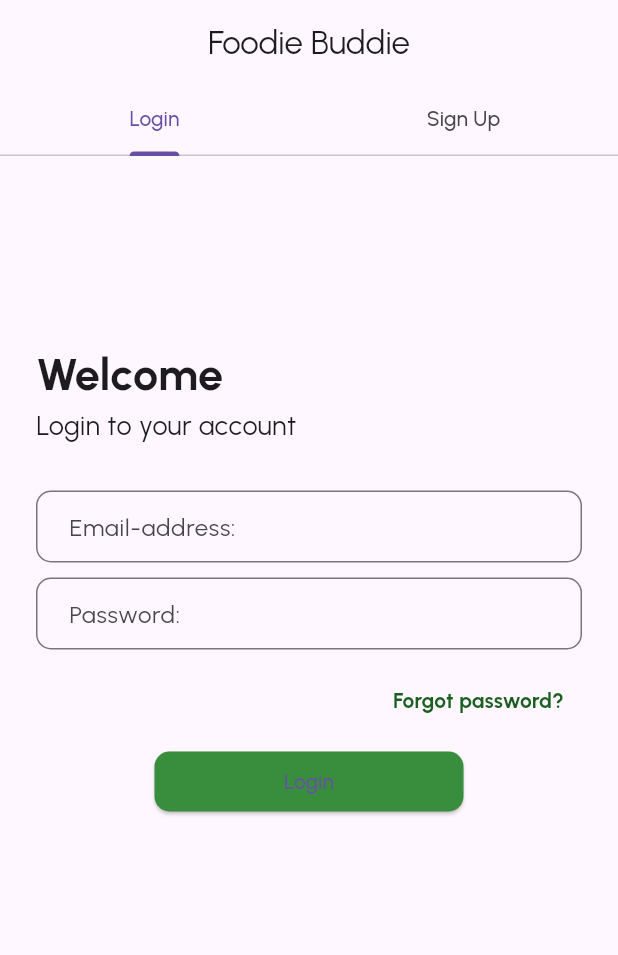
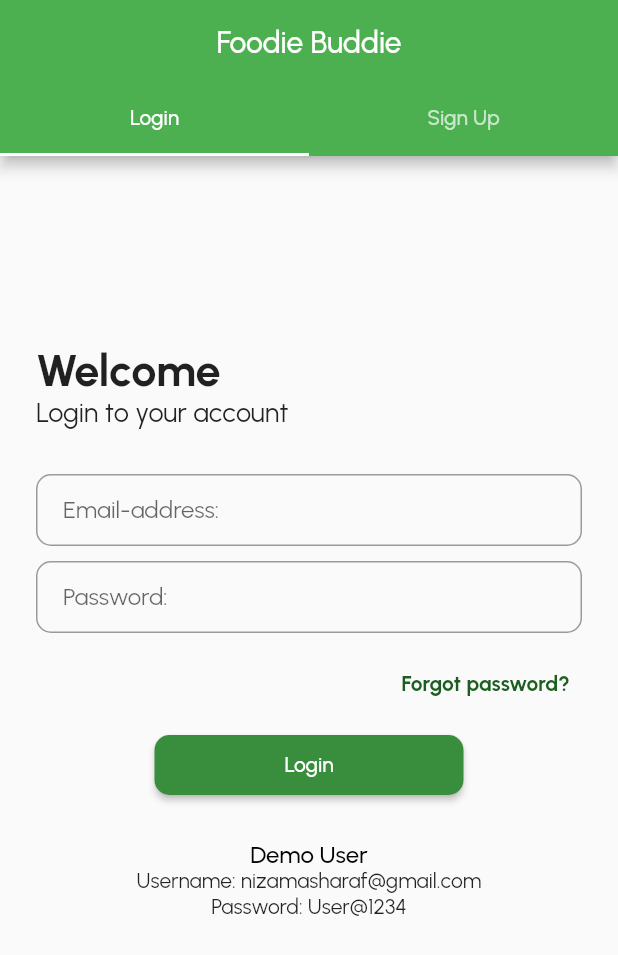
Before and after one commit to Nizam-VA/Foodie-Buddie, a Flutter app: the screen it shows after launch, after a tap on "Skip", on a phone screen of 412 x 824 dp. Shown: the top 955 px of the screen. Run offline on Flutter 3.47's test engine with Material 3 defaults, Android fonts, the phone set to English and light mode, and no system bars; our stand-ins replace bloc, dio, dotted_border, flutter_bloc, flutter_svg, fluttertoast and 3 more; missing offline and left inert: order_tracker_zen, razorpay_flutter; network calls fail.

Commit message:
final changes

```diff
--- a/lib/main.dart
+++ b/lib/main.dart
@@ -45,9 +45,9 @@ class MyApp extends StatelessWidget {
       child: MaterialApp(
         debugShowCheckedModeBanner: false,
         theme: ThemeData(
-          fontFamily: GoogleFonts.urbanist().fontFamily,
-          primarySwatch: Colors.green,
-        ),
+            fontFamily: GoogleFonts.urbanist().fontFamily,
+            primarySwatch: Colors.green,
+            useMaterial3: false),
         home: const ScreenSplash(),
       ),
     );
--- a/lib/view/screen/home/widgets/product_list.dart
+++ b/lib/view/screen/home/widgets/product_list.dart
@@ -27,7 +27,7 @@ class ProductListWidget extends StatelessWidget {
           .add(GetRestaurantByIdEvent(sellerId: offers[i].sellerId));
     }
     return SizedBox(
-      height: height * .275,
+      height: height * .3,
       child: ListView.builder(
         shrinkWrap: true,
         itemCount: offers.length,
--- a/lib/view/screen/login/widgets/screen_login.dart
+++ b/lib/view/screen/login/widgets/screen_login.dart
@@ -2,6 +2,7 @@ import 'package:flutter/material.dart';
 import 'package:flutter_bloc/flutter_bloc.dart';
 import 'package:foodiebuddie/controller/blocs/login/login_bloc.dart';
 import 'package:foodiebuddie/utils/constants.dart';
+import 'package:foodiebuddie/utils/text_styles.dart';
 import 'package:foodiebuddie/view/screen/forgot_password/screen_forgot_password.dart';
 import 'package:foodiebuddie/view/widgets/button_widget.dart';
 import 'package:foodiebuddie/view/widgets/text_button_widget.dart';
@@ -117,6 +118,10 @@ class ScreenLogin extends StatelessWidget {
                       }
                     },
                   ),
+                  kHight30,
+                  const Text('Demo User', style: semiBoldBlack),
+                  const Text('Username: nizamasharaf@gmail.com'),
+                  const Text('Password: User@1234'),
                 ],
               )
             ],
```
Also changed, not shown: pubspec.yaml (+5 -4 lines), pubspec.lock, 13 other files.
